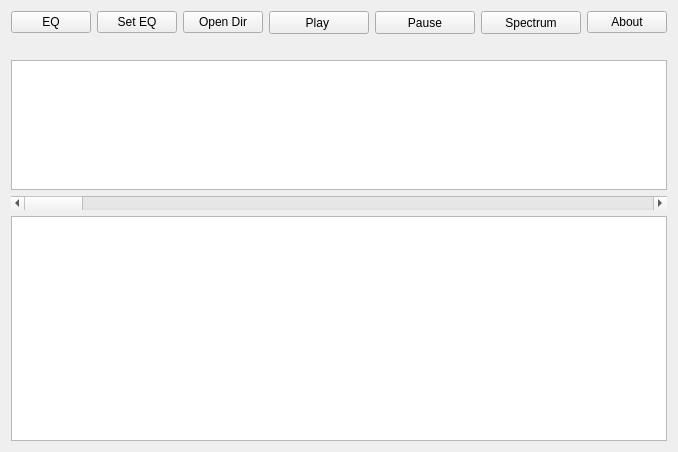
Before: the Qt Designer form frontend/vrokmain.ui in manushanga/vrok, drawn with Qt 5.
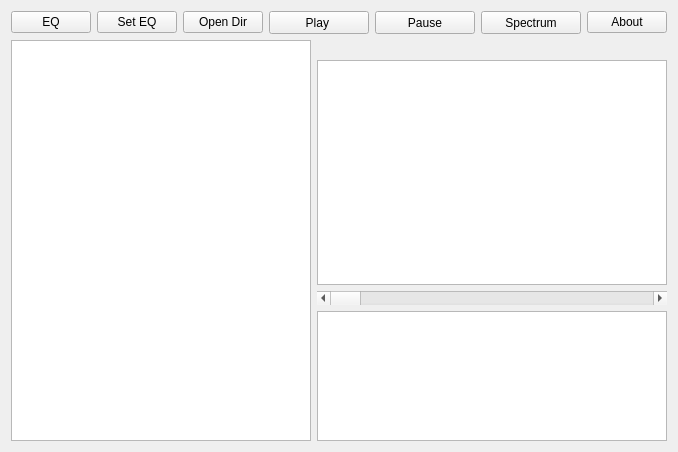
After: the same form once the commit is applied.

The edit to the form file:
```diff
--- a/frontend/vrokmain.ui
+++ b/frontend/vrokmain.ui
@@ -165,6 +165,26 @@
      </layout>
     </item>
     <item>
+     <layout class="QHBoxLayout" name="horizontalLayout_2">
+      <item>
+       <widget class="QListView" name="lvQueue">
+        <property name="minimumSize">
+         <size>
+          <width>300</width>
+          <height>0</height>
+         </size>
+        </property>
+        <property name="maximumSize">
+         <size>
+          <width>300</width>
+          <height>16777215</height>
+         </size>
+        </property>
+       </widget>
+      </item>
+      <item>
+       <layout class="QVBoxLayout" name="verticalLayout_2">
+        <item>
      <widget class="QLabel" name="lblDisplay">
       <property name="contextMenuPolicy">
        <enum>Qt::NoContextMenu</enum>
@@ -174,6 +194,26 @@
       </property>
      </widget>
     </item>
+        <item>
+         <widget class="QListView" name="lvFiles">
+          <property name="horizontalScrollBarPolicy">
+           <enum>Qt::ScrollBarAlwaysOff</enum>
+          </property>
+          <property name="editTriggers">
+           <set>QAbstractItemView::NoEditTriggers</set>
+          </property>
+          <property name="selectionMode">
+           <enum>QAbstractItemView::ExtendedSelection</enum>
+          </property>
+         </widget>
+        </item>
+        <item>
+         <widget class="QScrollBar" name="sbFolderSeek">
+          <property name="orientation">
+           <enum>Qt::Horizontal</enum>
+          </property>
+         </widget>
+        </item>
     <item>
      <widget class="QGraphicsView" name="gvDisplay">
       <property name="sizePolicy">
@@ -196,19 +236,9 @@
       </property>
      </widget>
     </item>
-    <item>
-     <widget class="QScrollBar" name="sbFolderSeek">
-      <property name="orientation">
-       <enum>Qt::Horizontal</enum>
-      </property>
-     </widget>
-    </item>
-    <item>
-     <widget class="QListView" name="lvFiles">
-      <property name="editTriggers">
-       <set>QAbstractItemView::NoEditTriggers</set>
-      </property>
-     </widget>
+       </layout>
+      </item>
+     </layout>
     </item>
    </layout>
   </widget>
```
Lines whose indentation alone changed are shown as unchanged.
